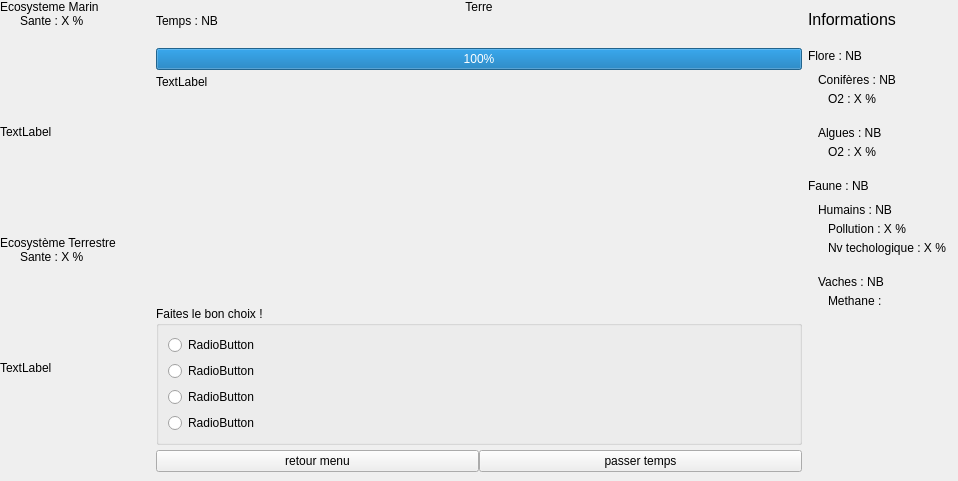
Above: projet_info_4a_thomas/projet_bis/fenetre2.ui from Fredecontre/ProjetCpp before the change. Below: the same form after it.
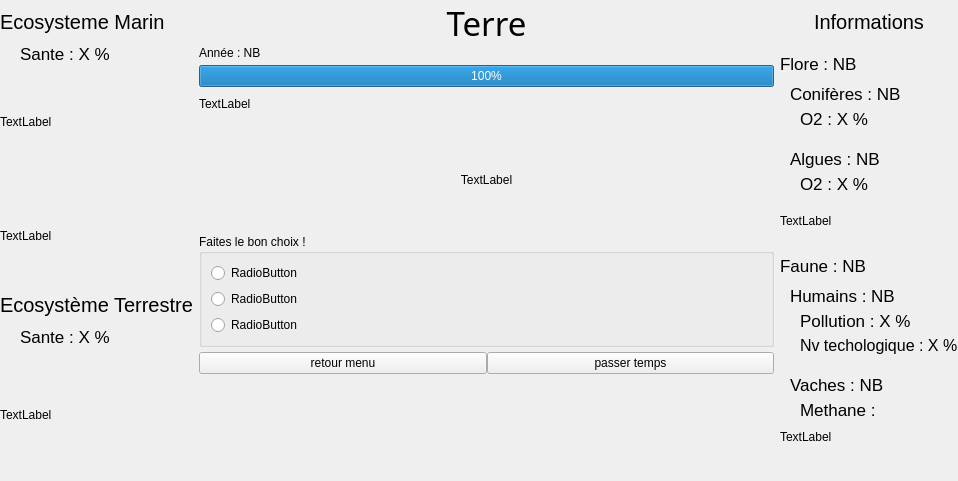
That is the form after the change.

```diff
--- a/projet_info_4a_thomas/projet_bis/fenetre2.ui
+++ b/projet_info_4a_thomas/projet_bis/fenetre2.ui
@@ -20,7 +20,7 @@
      <verstretch>0</verstretch>
     </sizepolicy>
    </property>
-   <layout class="QGridLayout" name="gridLayout" columnminimumwidth="0,0,0">
+   <layout class="QGridLayout" name="gridLayout">
     <property name="sizeConstraint">
      <enum>QLayout::SetNoConstraint</enum>
     </property>
@@ -41,6 +41,22 @@
     </property>
     <item row="0" column="0">
      <layout class="QVBoxLayout" name="verticalLayout_4">
+      <item>
+       <spacer name="verticalSpacer_22">
+        <property name="orientation">
+         <enum>Qt::Vertical</enum>
+        </property>
+        <property name="sizeType">
+         <enum>QSizePolicy::Fixed</enum>
+        </property>
+        <property name="sizeHint" stdset="0">
+         <size>
+          <width>20</width>
+          <height>10</height>
+         </size>
+        </property>
+       </spacer>
+      </item>
       <item>
        <widget class="QLabel" name="P1_Eco_Marin">
         <property name="sizePolicy">
@@ -49,11 +65,32 @@
           <verstretch>0</verstretch>
          </sizepolicy>
         </property>
+        <property name="font">
+         <font>
+          <pointsize>15</pointsize>
+         </font>
+        </property>
         <property name="text">
          <string>Ecosysteme Marin</string>
         </property>
        </widget>
       </item>
+      <item>
+       <spacer name="verticalSpacer_23">
+        <property name="orientation">
+         <enum>Qt::Vertical</enum>
+        </property>
+        <property name="sizeType">
+         <enum>QSizePolicy::Fixed</enum>
+        </property>
+        <property name="sizeHint" stdset="0">
+         <size>
+          <width>20</width>
+          <height>10</height>
+         </size>
+        </property>
+       </spacer>
+      </item>
       <item>
        <widget class="QLabel" name="P1_Eco_Marin_Sante">
         <property name="sizePolicy">
@@ -62,6 +99,11 @@
           <verstretch>0</verstretch>
          </sizepolicy>
         </property>
+        <property name="font">
+         <font>
+          <pointsize>13</pointsize>
+         </font>
+        </property>
         <property name="text">
          <string>Sante : X %</string>
         </property>
@@ -89,6 +131,19 @@
         </property>
        </widget>
       </item>
+      <item>
+       <widget class="QLabel" name="P1_Image_Dory">
+        <property name="sizePolicy">
+         <sizepolicy hsizetype="Ignored" vsizetype="MinimumExpanding">
+          <horstretch>0</horstretch>
+          <verstretch>0</verstretch>
+         </sizepolicy>
+        </property>
+        <property name="text">
+         <string>TextLabel</string>
+        </property>
+       </widget>
+      </item>
       <item>
        <widget class="QLabel" name="P1_Eco_Terre">
         <property name="sizePolicy">
@@ -97,11 +152,32 @@
           <verstretch>0</verstretch>
          </sizepolicy>
         </property>
+        <property name="font">
+         <font>
+          <pointsize>15</pointsize>
+         </font>
+        </property>
         <property name="text">
          <string>Ecosystème Terrestre</string>
         </property>
        </widget>
       </item>
+      <item>
+       <spacer name="verticalSpacer_24">
+        <property name="orientation">
+         <enum>Qt::Vertical</enum>
+        </property>
+        <property name="sizeType">
+         <enum>QSizePolicy::Fixed</enum>
+        </property>
+        <property name="sizeHint" stdset="0">
+         <size>
+          <width>20</width>
+          <height>10</height>
+         </size>
+        </property>
+       </spacer>
+      </item>
       <item>
        <widget class="QLabel" name="P1_Eco_Terre_Sante">
         <property name="sizePolicy">
@@ -110,6 +186,11 @@
           <verstretch>0</verstretch>
          </sizepolicy>
         </property>
+        <property name="font">
+         <font>
+          <pointsize>13</pointsize>
+         </font>
+        </property>
         <property name="text">
          <string>Sante : X %</string>
         </property>
@@ -121,6 +202,22 @@
         </property>
        </widget>
       </item>
+      <item>
+       <spacer name="verticalSpacer_25">
+        <property name="orientation">
+         <enum>Qt::Vertical</enum>
+        </property>
+        <property name="sizeType">
+         <enum>QSizePolicy::Fixed</enum>
+        </property>
+        <property name="sizeHint" stdset="0">
+         <size>
+          <width>20</width>
+          <height>10</height>
+         </size>
+        </property>
+       </spacer>
+      </item>
       <item>
        <widget class="QLabel" name="P1_Eco_Terre_Image">
         <property name="sizePolicy">
@@ -157,11 +254,17 @@
       <item>
        <widget class="QLabel" name="P2_Terre">
         <property name="sizePolicy">
-         <sizepolicy hsizetype="Expanding" vsizetype="Fixed">
+         <sizepolicy hsizetype="Preferred" vsizetype="Fixed">
           <horstretch>0</horstretch>
           <verstretch>0</verstretch>
          </sizepolicy>
         </property>
+        <property name="font">
+         <font>
+          <family>Sahadeva</family>
+          <pointsize>25</pointsize>
+         </font>
+        </property>
         <property name="text">
          <string>Terre</string>
         </property>
@@ -172,8 +275,14 @@
       </item>
       <item>
        <widget class="QLabel" name="P2_Temps">
+        <property name="sizePolicy">
+         <sizepolicy hsizetype="Fixed" vsizetype="Fixed">
+          <horstretch>0</horstretch>
+          <verstretch>0</verstretch>
+         </sizepolicy>
+        </property>
         <property name="text">
-         <string>&lt;html&gt;&lt;head/&gt;&lt;body&gt;&lt;p&gt;Temps : NB&lt;/p&gt;&lt;/body&gt;&lt;/html&gt;</string>
+         <string>&lt;html&gt;&lt;head/&gt;&lt;body&gt;&lt;p&gt;Année : NB&lt;/p&gt;&lt;/body&gt;&lt;/html&gt;</string>
         </property>
        </widget>
       </item>
@@ -188,7 +297,7 @@
         <property name="sizeHint" stdset="0">
          <size>
           <width>20</width>
-          <height>20</height>
+          <height>5</height>
          </size>
         </property>
        </spacer>
@@ -211,7 +320,7 @@
         <property name="sizeHint" stdset="0">
          <size>
           <width>0</width>
-          <height>5</height>
+          <height>10</height>
          </size>
         </property>
        </spacer>
@@ -219,7 +328,7 @@
       <item>
        <widget class="QLabel" name="P2_Texte_Evev">
         <property name="sizePolicy">
-         <sizepolicy hsizetype="Ignored" vsizetype="MinimumExpanding">
+         <sizepolicy hsizetype="Ignored" vsizetype="Fixed">
           <horstretch>0</horstretch>
           <verstretch>0</verstretch>
          </sizepolicy>
@@ -246,6 +355,38 @@
         <property name="sizeHint" stdset="0">
          <size>
           <width>0</width>
+          <height>20</height>
+         </size>
+        </property>
+       </spacer>
+      </item>
+      <item>
+       <widget class="QLabel" name="P2_Image">
+        <property name="sizePolicy">
+         <sizepolicy hsizetype="MinimumExpanding" vsizetype="MinimumExpanding">
+          <horstretch>0</horstretch>
+          <verstretch>0</verstretch>
+         </sizepolicy>
+        </property>
+        <property name="text">
+         <string>TextLabel</string>
+        </property>
+        <property name="alignment">
+         <set>Qt::AlignCenter</set>
+        </property>
+       </widget>
+      </item>
+      <item>
+       <spacer name="verticalSpacer_28">
+        <property name="orientation">
+         <enum>Qt::Vertical</enum>
+        </property>
+        <property name="sizeType">
+         <enum>QSizePolicy::Fixed</enum>
+        </property>
+        <property name="sizeHint" stdset="0">
+         <size>
+          <width>0</width>
           <height>5</height>
          </size>
         </property>
@@ -278,13 +419,6 @@
            </property>
           </widget>
          </item>
-         <item>
-          <widget class="QRadioButton" name="P2_button_choix4">
-           <property name="text">
-            <string>RadioButton</string>
-           </property>
-          </widget>
-         </item>
         </layout>
        </widget>
       </item>
@@ -322,6 +456,22 @@
         </item>
        </layout>
       </item>
+      <item>
+       <spacer name="verticalSpacer_21">
+        <property name="orientation">
+         <enum>Qt::Vertical</enum>
+        </property>
+        <property name="sizeType">
+         <enum>QSizePolicy::MinimumExpanding</enum>
+        </property>
+        <property name="sizeHint" stdset="0">
+         <size>
+          <width>20</width>
+          <height>30</height>
+         </size>
+        </property>
+       </spacer>
+      </item>
      </layout>
     </item>
     <item row="0" column="2">
@@ -351,14 +501,14 @@
       <item>
        <widget class="QLabel" name="P3_Titre">
         <property name="sizePolicy">
-         <sizepolicy hsizetype="Fixed" vsizetype="Fixed">
+         <sizepolicy hsizetype="Preferred" vsizetype="Fixed">
           <horstretch>0</horstretch>
           <verstretch>0</verstretch>
          </sizepolicy>
         </property>
         <property name="font">
          <font>
-          <pointsize>12</pointsize>
+          <pointsize>15</pointsize>
          </font>
         </property>
         <property name="text">
@@ -393,6 +543,11 @@
           <verstretch>0</verstretch>
          </sizepolicy>
         </property>
+        <property name="font">
+         <font>
+          <pointsize>13</pointsize>
+         </font>
+        </property>
         <property name="text">
          <string>Flore : NB</string>
         </property>
@@ -438,6 +593,11 @@
           <verstretch>0</verstretch>
          </sizepolicy>
         </property>
+        <property name="font">
+         <font>
+          <pointsize>13</pointsize>
+         </font>
+        </property>
         <property name="text">
          <string>Conifères : NB</string>
         </property>
@@ -470,6 +630,11 @@
           <verstretch>0</verstretch>
          </sizepolicy>
         </property>
+        <property name="font">
+         <font>
+          <pointsize>13</pointsize>
+         </font>
+        </property>
         <property name="text">
          <string>O2 : X %</string>
         </property>
@@ -505,6 +670,11 @@
           <verstretch>0</verstretch>
          </sizepolicy>
         </property>
+        <property name="font">
+         <font>
+          <pointsize>13</pointsize>
+         </font>
+        </property>
         <property name="text">
          <string>Algues : NB</string>
         </property>
@@ -537,6 +707,11 @@
           <verstretch>0</verstretch>
          </sizepolicy>
         </property>
+        <property name="font">
+         <font>
+          <pointsize>13</pointsize>
+         </font>
+        </property>
         <property name="text">
          <string>O2 : X %</string>
         </property>
@@ -548,6 +723,29 @@
         </property>
        </widget>
       </item>
+      <item>
+       <spacer name="verticalSpacer_26">
+        <property name="orientation">
+         <enum>Qt::Vertical</enum>
+        </property>
+        <property name="sizeType">
+         <enum>QSizePolicy::Fixed</enum>
+        </property>
+        <property name="sizeHint" stdset="0">
+         <size>
+          <width>20</width>
+          <height>20</height>
+         </size>
+        </property>
+       </spacer>
+      </item>
+      <item>
+       <widget class="QLabel" name="P3_Image_Foret">
+        <property name="text">
+         <string>TextLabel</string>
+        </property>
+       </widget>
+      </item>
       <item>
        <spacer name="verticalSpacer_4">
         <property name="orientation">
@@ -559,7 +757,7 @@
         <property name="sizeHint" stdset="0">
          <size>
           <width>20</width>
-          <height>20</height>
+          <height>30</height>
          </size>
         </property>
        </spacer>
@@ -572,6 +770,11 @@
           <verstretch>0</verstretch>
          </sizepolicy>
         </property>
+        <property name="font">
+         <font>
+          <pointsize>13</pointsize>
+         </font>
+        </property>
         <property name="text">
          <string>Faune : NB</string>
         </property>
@@ -617,6 +820,11 @@
           <verstretch>0</verstretch>
          </sizepolicy>
         </property>
+        <property name="font">
+         <font>
+          <pointsize>13</pointsize>
+         </font>
+        </property>
         <property name="text">
          <string>Humains : NB</string>
         </property>
@@ -649,6 +857,11 @@
           <verstretch>0</verstretch>
          </sizepolicy>
         </property>
+        <property name="font">
+         <font>
+          <pointsize>13</pointsize>
+         </font>
+        </property>
         <property name="text">
          <string>Pollution : X %</string>
         </property>
@@ -684,6 +897,11 @@
           <verstretch>0</verstretch>
          </sizepolicy>
         </property>
+        <property name="font">
+         <font>
+          <pointsize>12</pointsize>
+         </font>
+        </property>
         <property name="text">
          <string>Nv techologique : X %</string>
         </property>
@@ -719,6 +937,11 @@
           <verstretch>0</verstretch>
          </sizepolicy>
         </property>
+        <property name="font">
+         <font>
+          <pointsize>13</pointsize>
+         </font>
+        </property>
         <property name="text">
          <string>Vaches : NB</string>
         </property>
@@ -751,6 +974,11 @@
           <verstretch>0</verstretch>
          </sizepolicy>
         </property>
+        <property name="font">
+         <font>
+          <pointsize>13</pointsize>
+         </font>
+        </property>
         <property name="text">
          <string>Methane :</string>
         </property>
@@ -762,15 +990,41 @@
         </property>
        </widget>
       </item>
+      <item>
+       <spacer name="verticalSpacer_20">
+        <property name="orientation">
+         <enum>Qt::Vertical</enum>
+        </property>
+        <property name="sizeType">
+         <enum>QSizePolicy::Fixed</enum>
+        </property>
+        <property name="sizeHint" stdset="0">
+         <size>
+          <width>20</width>
+          <height>10</height>
+         </size>
+        </property>
+       </spacer>
+      </item>
+      <item>
+       <widget class="QLabel" name="P3_Image_Vache">
+        <property name="text">
+         <string>TextLabel</string>
+        </property>
+       </widget>
+      </item>
       <item>
        <spacer name="verticalSpacer_15">
         <property name="orientation">
          <enum>Qt::Vertical</enum>
         </property>
+        <property name="sizeType">
+         <enum>QSizePolicy::MinimumExpanding</enum>
+        </property>
         <property name="sizeHint" stdset="0">
          <size>
           <width>20</width>
-          <height>40</height>
+          <height>30</height>
          </size>
         </property>
        </spacer>
```
